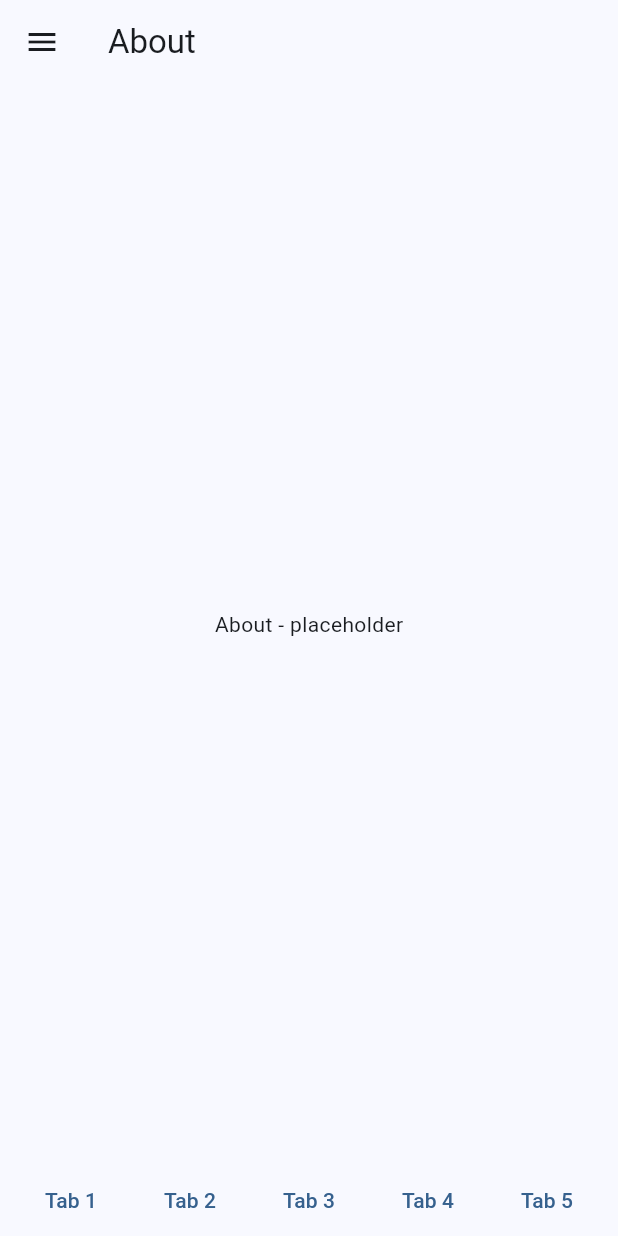
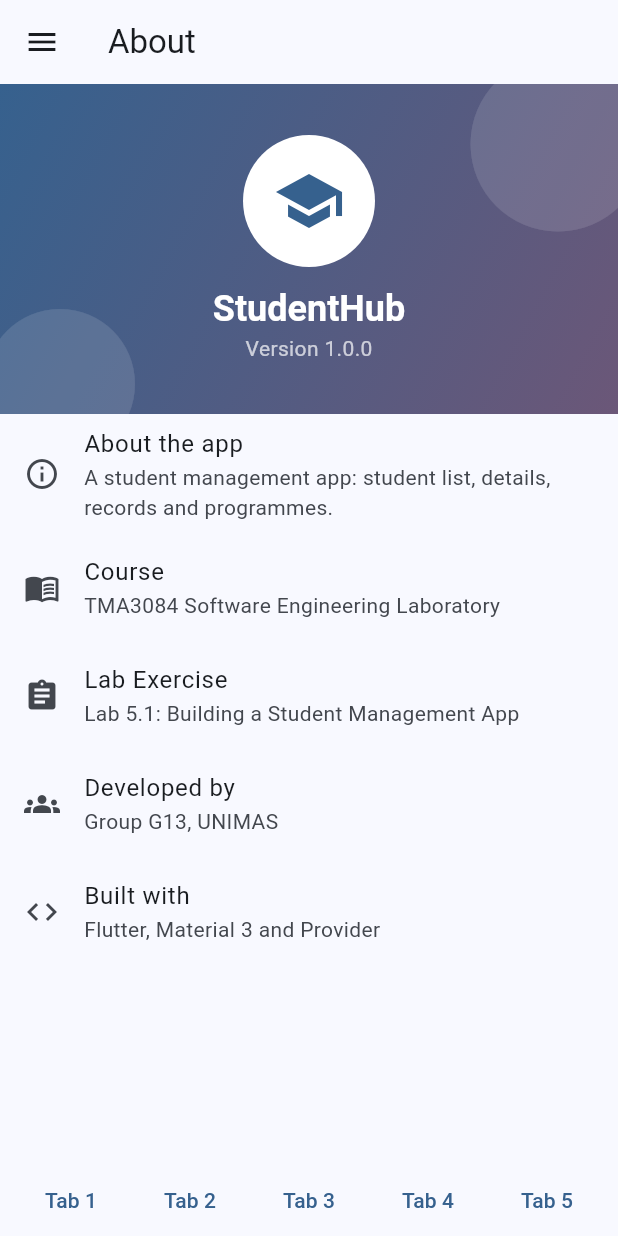
Before and after one commit to yonandrew/Lab-5.1-StudentHub-G13, a Flutter app: the screen it shows after launch, item 5 of the bottom bar chosen, on a phone screen of 412 x 824 dp. Run offline on Flutter 3.47's test engine with Material 3 defaults, Android fonts, the phone set to English and light mode, and no system bars.

Commit message:
Implement programme tabs and about page

```diff
--- a/lib/pages/about_page.dart
+++ b/lib/pages/about_page.dart
@@ -5,6 +5,98 @@ class AboutPage extends StatelessWidget {
 
   @override
   Widget build(BuildContext context) {
-    return const Center(child: Text('About - placeholder'));
+    final scheme = Theme.of(context).colorScheme;
+    final textTheme = Theme.of(context).textTheme;
+
+    return ListView(
+      children: [
+        SizedBox(
+          height: 220,
+          child: Stack(
+            alignment: Alignment.center,
+            children: [
+              Container(
+                decoration: BoxDecoration(
+                  gradient: LinearGradient(
+                    colors: [scheme.primary, scheme.tertiary],
+                    begin: Alignment.topLeft,
+                    end: Alignment.bottomRight,
+                  ),
+                ),
+              ),
+              Positioned(
+                top: -30,
+                right: -30,
+                child: Icon(
+                  Icons.circle,
+                  size: 140,
+                  color: Colors.white.withValues(alpha: 0.12),
+                ),
+              ),
+              Positioned(
+                bottom: -40,
+                left: -20,
+                child: Icon(
+                  Icons.circle,
+                  size: 120,
+                  color: Colors.white.withValues(alpha: 0.12),
+                ),
+              ),
+              Column(
+                mainAxisSize: MainAxisSize.min,
+                children: [
+                  CircleAvatar(
+                    radius: 44,
+                    backgroundColor: Colors.white,
+                    child: Icon(Icons.school, size: 48, color: scheme.primary),
+                  ),
+                  const SizedBox(height: 12),
+                  Text(
+                    'StudentHub',
+                    style: textTheme.headlineSmall?.copyWith(
+                      color: Colors.white,
+                      fontWeight: FontWeight.bold,
+                    ),
+                  ),
+                  Text(
+                    'Version 1.0.0',
+                    style: textTheme.bodyMedium?.copyWith(
+                      color: Colors.white70,
+                    ),
+                  ),
+                ],
+              ),
+            ],
+          ),
+        ),
+        const ListTile(
+          leading: Icon(Icons.info_outline),
+          title: Text('About the app'),
+          subtitle: Text(
+            'A student management app: student list, details, records and programmes.',
+          ),
+        ),
+        const ListTile(
+          leading: Icon(Icons.menu_book),
+          title: Text('Course'),
+          subtitle: Text('TMA3084 Software Engineering Laboratory'),
+        ),
+        const ListTile(
+          leading: Icon(Icons.assignment),
+          title: Text('Lab Exercise'),
+          subtitle: Text('Lab 5.1: Building a Student Management App'),
+        ),
+        const ListTile(
+          leading: Icon(Icons.groups),
+          title: Text('Developed by'),
+          subtitle: Text('Group G13, UNIMAS'),
+        ),
+        const ListTile(
+          leading: Icon(Icons.code),
+          title: Text('Built with'),
+          subtitle: Text('Flutter, Material 3 and Provider'),
+        ),
+      ],
+    );
   }
 }
--- a/lib/pages/programme_page.dart
+++ b/lib/pages/programme_page.dart
@@ -1,10 +1,67 @@
 import 'package:flutter/material.dart';
+import 'package:provider/provider.dart';
+
+import '../models/student.dart';
+import '../providers/student_provider.dart';
+import 'student_details_page.dart';
 
 class ProgrammePage extends StatelessWidget {
   const ProgrammePage({super.key});
 
   @override
   Widget build(BuildContext context) {
-    return const Center(child: Text('Programmes - placeholder'));
+    final provider = context.watch<StudentProvider>();
+    final programmes = provider.programmes;
+
+    return DefaultTabController(
+      length: programmes.length,
+      child: Column(
+        children: [
+          Material(
+            color: Theme.of(context).colorScheme.surface,
+            child: TabBar(
+              isScrollable: true,
+              tabAlignment: TabAlignment.start,
+              tabs: [for (final p in programmes) Tab(text: p)],
+            ),
+          ),
+          Expanded(
+            child: TabBarView(
+              children: [
+                for (final p in programmes)
+                  _ProgrammeTab(students: provider.byProgramme(p)),
+              ],
+            ),
+          ),
+        ],
+      ),
+    );
   }
 }
+
+class _ProgrammeTab extends StatelessWidget {
+  const _ProgrammeTab({required this.students});
+
+  final List<Student> students;
+
+  @override
+  Widget build(BuildContext context) {
+    return ListView.builder(
+      itemCount: students.length,
+      itemBuilder: (context, index) {
+        final s = students[index];
+        return ListTile(
+          leading: CircleAvatar(child: Text(s.initials)),
+          title: Text(s.name),
+          subtitle: Text('${s.matric} • CGPA ${s.cgpa.toStringAsFixed(2)}'),
+          trailing: const Icon(Icons.chevron_right),
+          onTap: () => Navigator.of(context).push(
+            MaterialPageRoute<void>(
+              builder: (_) => StudentDetailsPage(student: s),
+            ),
+          ),
+        );
+      },
+    );
+  }
+}
```
